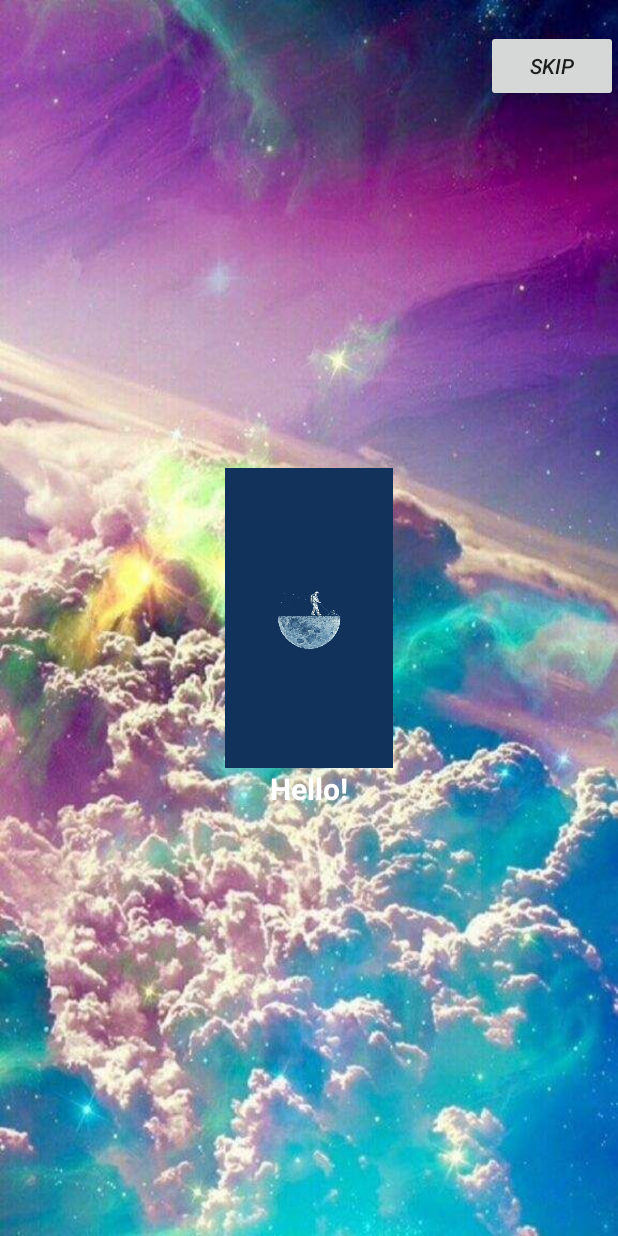
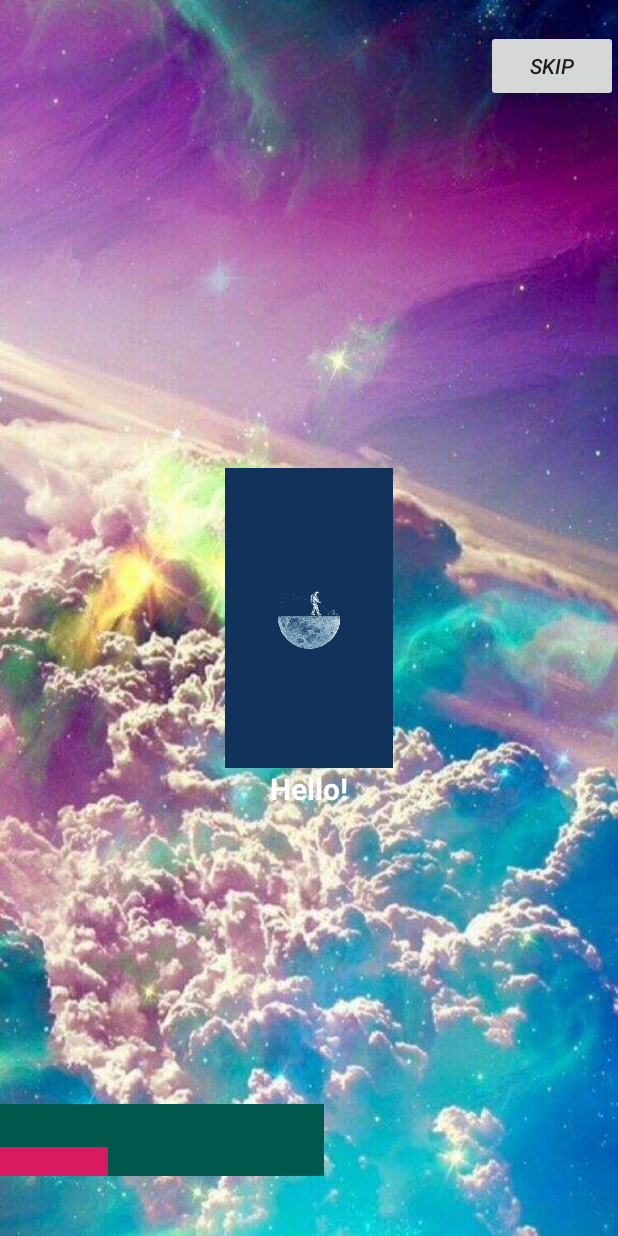
Before and after one commit to md-malikovich/TaskApp, an Android app: the screen it shows after launch (OnBoardActivity), on a phone screen of 412 x 824 dp. Run offline under Robolectric (Android 15) with nearby library versions, the phone set to English and light mode, and no system bars; our stand-ins replace navigation-ui.

Commit message:
4 iz 4 Но таб пока некрасивый какой-то

```diff
--- a/app/src/main/java/com/taskapp/MainActivity.java
+++ b/app/src/main/java/com/taskapp/MainActivity.java
@@ -87,5 +87,5 @@ public class MainActivity extends AppCompatActivity {
 }
 //+// 1. Добавить кнопку на последний Фрагмент - при нажатии показывается Toast - "Вы меня нажимаете". Выход в MainActivity делать не нужно;
 //+// 2. Добавить копку Skip в Activity. Кнопка не должна двигаться при листании (паралельно с ViewPager);
-//-// 3. TODO: Сделать дизайн - у каждого фрагмента свой цвет фона;
+//+// 3. Сделать дизайн - у каждого фрагмента свой цвет фона;
 //-// 4. TODO: Точки - TableLayout.
--- a/app/src/main/java/com/taskapp/onboard/OnBoardActivity.java
+++ b/app/src/main/java/com/taskapp/onboard/OnBoardActivity.java
@@ -31,8 +31,8 @@ public class OnBoardActivity extends AppCompatActivity {
         viewPager = findViewById(R.id.viewPager);
         viewPager.setAdapter(new ViewPagerAdapter(getSupportFragmentManager(), 0)); //TODO:
 
-        //tabLayout = findViewById(R.id.tableLayout); //TODO:
-        //tabLayout.setupWithViewPager(viewPager, true); //TODO: tabLayout.setupWithViewPager(viewPager, true);
+        tabLayout = findViewById(R.id.tableLayout); //TODO:
+        tabLayout.setupWithViewPager(viewPager, true); //TODO: tabLayout.setupWithViewPager(viewPager, true);
         Log.e("ololo", "tabLayout");
 
         btnSkip = findViewById(R.id.btnSkip);
--- a/app/src/main/res/layout/activity_on_board.xml
+++ b/app/src/main/res/layout/activity_on_board.xml
@@ -24,6 +24,17 @@
        android:layout_alignParentTop= "true"
        android:layout_alignParentEnd= "true"/>
 
+    <com.google.android.material.tabs.TabLayout
+        android:id="@+id/tableLayout"
+        android:layout_width="wrap_content"
+        android:layout_height="wrap_content"
+        android:background="@color/colorPrimaryDark"
+        android:layout_alignParentBottom = "true"
+        app:tabMode="scrollable"
+        app:tabRippleColor="@color/colorPrimary"
+        app:tabIndicatorHeight="19dp"
+        android:layout_marginBottom="40dp"
+        />
 
     <!--<android.support.design.widget.TabLayout
         android:id="@+id/tableLayout"
```
